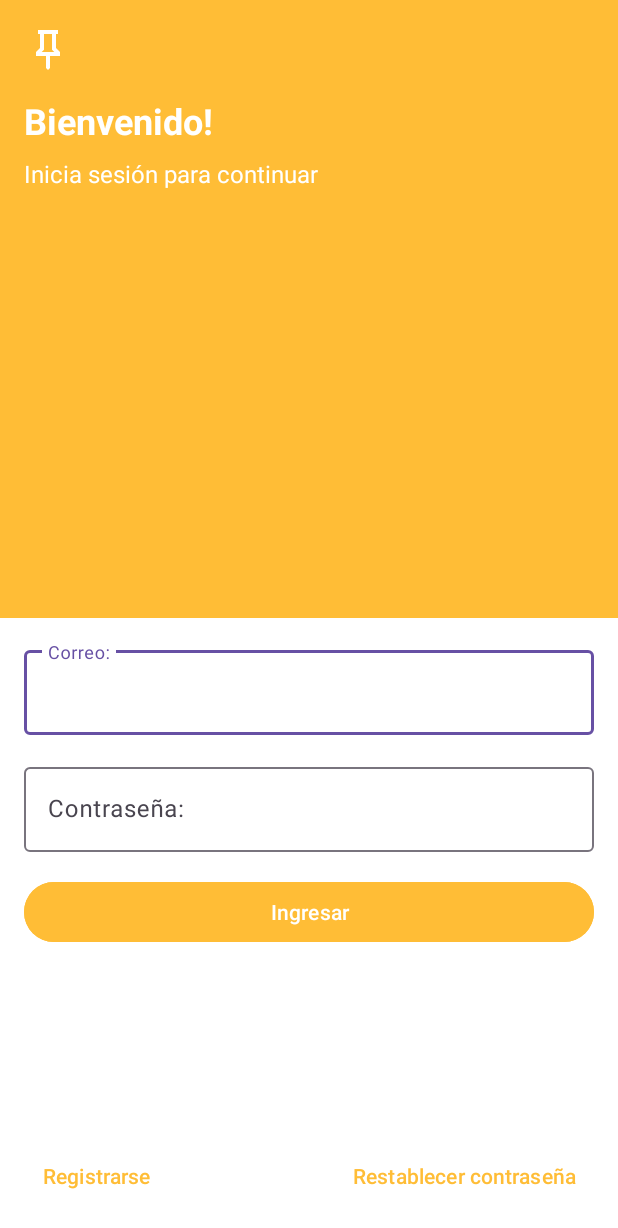
After one commit to DanielButh/DTasks, an Android app: the layout fragment_login.xml on its own in the app's theme, with its tools: preview values and no code run, on a phone screen of 412 x 824 dp. The commit adds this screen. Shown: the top 1228 px of the screen. Run offline under Robolectric (Android 15) with nearby library versions, the phone set to English and light mode, and no system bars.

Commit message:
Creando pantalla de Inicio de sesión

```diff
--- a/app/src/main/AndroidManifest.xml
+++ b/app/src/main/AndroidManifest.xml
@@ -13,11 +13,11 @@
         android:theme="@style/Theme.DTasks"
         tools:targetApi="31">
         <activity
-            android:name=".OnboardingActivity"
+            android:name=".view.OnboardingActivity"
             android:exported="false"
             android:theme="@style/Theme.DTasks" />
         <activity
-            android:name=".MainActivity"
+            android:name=".view.MainActivity"
             android:exported="true">
             <intent-filter>
                 <action android:name="android.intent.action.MAIN" />
--- a/app/src/main/java/com/example/dtasks/MainActivity.kt
+++ b/app/src/main/java/com/example/dtasks/view/MainActivity.kt
@@ -1,10 +1,11 @@
-package com.example.dtasks
+package com.example.dtasks.view
 
 import android.os.Bundle
 import androidx.activity.enableEdgeToEdge
 import androidx.appcompat.app.AppCompatActivity
 import androidx.core.view.ViewCompat
 import androidx.core.view.WindowInsetsCompat
+import com.example.dtasks.R
 
 class MainActivity : AppCompatActivity() {
     override fun onCreate(savedInstanceState: Bundle?) {
--- a/app/src/main/java/com/example/dtasks/OnboardingActivity.kt
+++ b/app/src/main/java/com/example/dtasks/view/OnboardingActivity.kt
@@ -1,4 +1,4 @@
-package com.example.dtasks
+package com.example.dtasks.view
 
 import android.os.Bundle
 import com.google.android.material.snackbar.Snackbar
@@ -7,6 +7,7 @@ import androidx.navigation.findNavController
 import androidx.navigation.ui.AppBarConfiguration
 import androidx.navigation.ui.navigateUp
 import androidx.navigation.ui.setupActionBarWithNavController
+import com.example.dtasks.R
 import com.example.dtasks.databinding.ActivityOnboardingBinding
 
 class OnboardingActivity : AppCompatActivity() {
--- /dev/null
+++ b/app/src/main/res/drawable/keep_24px.xml
@@ -0,0 +1,10 @@
+<vector xmlns:android="http://schemas.android.com/apk/res/android"
+    android:width="24dp"
+    android:height="24dp"
+    android:viewportWidth="960"
+    android:viewportHeight="960"
+    android:tint="?attr/colorControlNormal">
+  <path
+      android:fillColor="@android:color/white"
+      android:pathData="M640,480L720,560L720,640L520,640L520,880L480,920L440,880L440,640L240,640L240,560L320,480L320,200L280,200L280,120L680,120L680,200L640,200L640,480ZM354,560L606,560L560,514L560,200L400,200L400,514L354,560ZM480,560L480,560L480,560L480,560L480,560L480,560Z"/>
+</vector>
--- a/app/src/main/res/layout/activity_main.xml
+++ b/app/src/main/res/layout/activity_main.xml
@@ -6,7 +6,7 @@
     android:id="@+id/main"
     android:layout_width="match_parent"
     android:layout_height="match_parent"
-    tools:context=".MainActivity">
+    tools:context=".view.MainActivity">
     <TextView
       android:layout_width="wrap_content"
       android:layout_height="wrap_content"
--- a/app/src/main/res/layout/activity_onboarding.xml
+++ b/app/src/main/res/layout/activity_onboarding.xml
@@ -5,7 +5,7 @@
     android:layout_width="match_parent"
     android:layout_height="match_parent"
     android:fitsSystemWindows="true"
-    tools:context=".OnboardingActivity">
+    tools:context=".view.OnboardingActivity">
 
     <com.google.android.material.appbar.AppBarLayout
         android:layout_width="match_parent"
--- /dev/null
+++ b/app/src/main/res/layout/fragment_login.xml
@@ -0,0 +1,140 @@
+<?xml version="1.0" encoding="utf-8"?>
+<LinearLayout xmlns:android="http://schemas.android.com/apk/res/android"
+    xmlns:tools="http://schemas.android.com/tools"
+    android:layout_width="match_parent"
+    android:layout_height="match_parent"
+    xmlns:app="http://schemas.android.com/apk/res-auto"
+    android:orientation="vertical">
+
+    <androidx.constraintlayout.widget.ConstraintLayout
+        android:layout_width="match_parent"
+        android:layout_height="match_parent"
+        android:background="@color/principal"
+        android:layout_weight="1">
+
+        <ImageView
+            android:id="@+id/IconIV"
+            android:layout_width="32dp"
+            android:layout_height="32dp"
+            android:layout_marginStart="16dp"
+            android:layout_marginTop="16dp"
+            android:src="@drawable/keep_24px"
+            app:tint="#FFFFFF"
+            app:layout_constraintStart_toStartOf="parent"
+            app:layout_constraintTop_toTopOf="parent" />
+
+        <TextView
+            android:id="@+id/textView"
+            android:layout_width="wrap_content"
+            android:layout_height="wrap_content"
+            android:layout_marginStart="16dp"
+            android:layout_marginTop="16dp"
+            android:text="@string/bienvenida"
+            android:textSize="24sp"
+            android:textStyle="bold"
+            android:textColor="@color/white"
+            app:layout_constraintStart_toStartOf="parent"
+            app:layout_constraintTop_toBottomOf="@+id/IconIV" />
+
+        <TextView
+            android:id="@+id/textView2"
+            android:layout_width="wrap_content"
+            android:layout_height="wrap_content"
+            android:layout_marginStart="16dp"
+            android:layout_marginTop="8dp"
+            android:text="@string/mensaje_ingreso"
+            android:textColor="@color/white"
+            android:textSize="16sp"
+            app:layout_constraintStart_toStartOf="parent"
+            app:layout_constraintTop_toBottomOf="@+id/textView" />
+
+    </androidx.constraintlayout.widget.ConstraintLayout>
+
+    <androidx.constraintlayout.widget.ConstraintLayout
+        android:layout_width="match_parent"
+        android:layout_height="match_parent"
+        android:background="@color/white"
+        android:layout_weight="1">
+
+        <com.google.android.material.textfield.TextInputLayout
+            android:id="@+id/emailTIL"
+            android:layout_width="match_parent"
+            android:layout_height="wrap_content"
+            android:layout_marginStart="16dp"
+            android:layout_marginTop="16dp"
+            android:layout_marginEnd="16dp"
+            android:layout_marginBottom="16dp"
+            app:layout_constraintBottom_toTopOf="@+id/passwordTIL"
+            app:layout_constraintEnd_toEndOf="parent"
+            app:layout_constraintStart_toStartOf="parent"
+            app:layout_constraintTop_toTopOf="parent">
+
+            <com.google.android.material.textfield.TextInputEditText
+                android:id="@+id/emailTIET"
+                android:layout_width="match_parent"
+                android:layout_height="wrap_content"
+                android:hint="@string/correo_hint"
+                android:inputType="textEmailAddress" />
+
+        </com.google.android.material.textfield.TextInputLayout>
+
+        <com.google.android.material.textfield.TextInputLayout
+            android:id="@+id/passwordTIL"
+            android:layout_width="match_parent"
+            android:layout_height="wrap_content"
+            android:layout_marginStart="16dp"
+            android:layout_marginTop="16dp"
+            android:layout_marginEnd="16dp"
+            app:layout_constraintEnd_toEndOf="parent"
+            app:layout_constraintStart_toStartOf="parent"
+            app:layout_constraintTop_toBottomOf="@+id/emailTIL">
+
+            <com.google.android.material.textfield.TextInputEditText
+                android:id="@+id/passwordTIET"
+                android:layout_width="match_parent"
+                android:layout_height="wrap_content"
+                android:hint="@string/contraseña_hint"
+                android:inputType="textPassword" />
+
+        </com.google.android.material.textfield.TextInputLayout>
+
+        <Button
+            android:id="@+id/loginButton"
+            android:layout_width="match_parent"
+            android:layout_height="48dp"
+            android:layout_marginStart="16dp"
+            android:layout_marginTop="16dp"
+            android:layout_marginEnd="16dp"
+            android:backgroundTint="@color/principal"
+            android:text="@string/ingresar"
+            app:layout_constraintEnd_toEndOf="parent"
+            app:layout_constraintStart_toStartOf="parent"
+            app:layout_constraintTop_toBottomOf="@+id/passwordTIL" />
+
+        <Button
+            android:id="@+id/registerTB"
+            style="@style/Widget.Material3.Button.TextButton"
+            android:layout_width="wrap_content"
+            android:layout_height="wrap_content"
+            android:layout_marginStart="16dp"
+            android:layout_marginBottom="16dp"
+            android:text="@string/registrarse"
+            android:textColor="@color/principal"
+            app:layout_constraintBottom_toBottomOf="parent"
+            app:layout_constraintStart_toStartOf="parent" />
+
+        <Button
+            android:id="@+id/textButton"
+            style="@style/Widget.Material3.Button.TextButton"
+            android:layout_width="wrap_content"
+            android:layout_height="wrap_content"
+            android:layout_marginEnd="16dp"
+            android:layout_marginBottom="16dp"
+            android:text="@string/restablecer_contraseña"
+            android:textColor="@color/principal"
+            app:layout_constraintBottom_toBottomOf="parent"
+            app:layout_constraintEnd_toEndOf="parent" />
+
+    </androidx.constraintlayout.widget.ConstraintLayout>
+
+</LinearLayout>
--- a/app/src/main/res/layout/fragment_second.xml
+++ b/app/src/main/res/layout/fragment_second.xml
@@ -4,7 +4,7 @@
     xmlns:tools="http://schemas.android.com/tools"
     android:layout_width="match_parent"
     android:layout_height="match_parent"
-    tools:context=".SecondFragment">
+    tools:context=".view.SecondFragment">
 
     <androidx.constraintlayout.widget.ConstraintLayout
         android:layout_width="match_parent"
--- a/app/src/main/res/navigation/nav_graph.xml
+++ b/app/src/main/res/navigation/nav_graph.xml
@@ -7,9 +7,9 @@
 
     <fragment
         android:id="@+id/FirstFragment"
-        android:name="com.example.dtasks.FirstFragment"
+        android:name="com.example.dtasks.view.LoginFragment"
         android:label="@string/first_fragment_label"
-        tools:layout="@layout/fragment_first">
+        tools:layout="@layout/fragment_login">
 
         <action
             android:id="@+id/action_FirstFragment_to_SecondFragment"
@@ -17,7 +17,7 @@
     </fragment>
     <fragment
         android:id="@+id/SecondFragment"
-        android:name="com.example.dtasks.SecondFragment"
+        android:name="com.example.dtasks.view.SecondFragment"
         android:label="@string/second_fragment_label"
         tools:layout="@layout/fragment_second">
 
--- a/app/src/main/res/values/colors.xml
+++ b/app/src/main/res/values/colors.xml
@@ -2,4 +2,5 @@
 <resources>
     <color name="black">#FF000000</color>
     <color name="white">#FFFFFFFF</color>
+    <color name="principal">#FFBD36</color>
 </resources>
```
Also changed, not shown: app/src/main/java/com/example/dtasks/view/LoginFragment.kt (renamed from app/src/main/java/com/example/dtasks/SecondFragment.kt, +9 -8 lines), app/src/main/java/com/example/dtasks/view/SecondFragment.kt (renamed from app/src/main/java/com/example/dtasks/FirstFragment.kt, +9 -8 lines), app/src/main/res/layout/fragment_first.xml (deleted, +0 -35 lines), app/src/main/res/values/strings.xml (+11 -40 lines).
